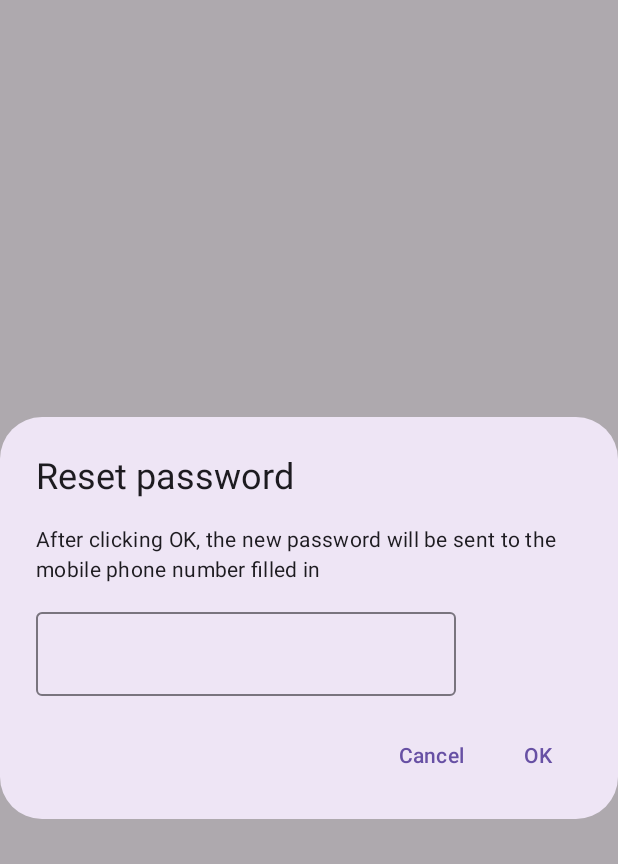
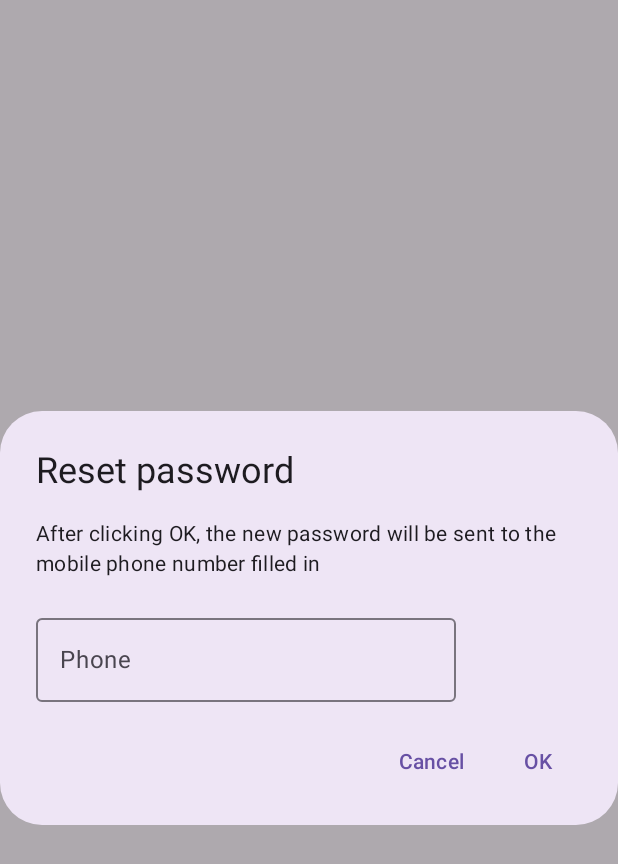
Before and after one commit to Airomeo/CDMS, an Android app built with Jetpack Compose: the composable RetrievePasswordDialog shown on its own in the app's theme, on a phone screen of 412 x 824 dp. Shown: the top 864 px of the screen. Run offline under Robolectric (Android 15) with nearby library versions, the phone set to English and light mode, and no system bars; our stand-ins replace Dagger/Hilt's generated code; pictures from the network do not load.

Commit message:
Fix: 根据用户等级动态显示管理渠道入口；找回密码手机号输入框添加提示文字

```diff
--- a/app/src/main/java/app/i/cdms/ui/auth/AuthFragment.kt
+++ b/app/src/main/java/app/i/cdms/ui/auth/AuthFragment.kt
@@ -430,6 +430,8 @@ fun RetrievePasswordDialog(
                         keyboardType = KeyboardType.Number,
                         imeAction = ImeAction.Done
                     ),
+                    placeholder = { Text(text = stringResource(id = R.string.prompt_phone_holder)) },
+                    label = { Text(text = stringResource(id = R.string.prompt_phone)) }
                 )
                 Spacer(modifier = Modifier.height(16.dp))
 
--- a/app/src/main/java/app/i/cdms/ui/channel/ChannelViewModel.kt
+++ b/app/src/main/java/app/i/cdms/ui/channel/ChannelViewModel.kt
@@ -44,7 +44,6 @@ class ChannelViewModel @Inject constructor(
 
     init {
         fetchCustomerChannels(null, null)
-        getMyTeam(1, 9999, null, null, null, null)
     }
 
     // 获取所有渠道详细信息
```
Also changed, not shown: app/src/main/java/app/i/cdms/ui/channel/ChannelFragment.kt (+7 -1 lines).
